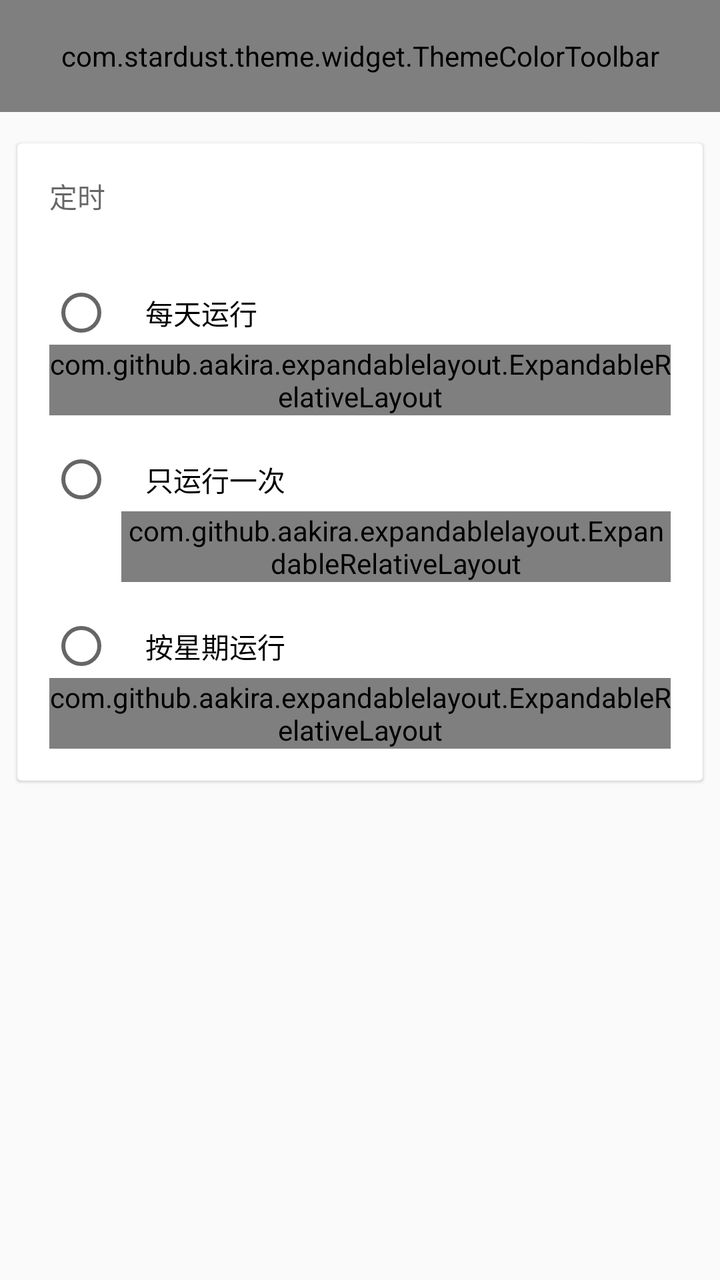
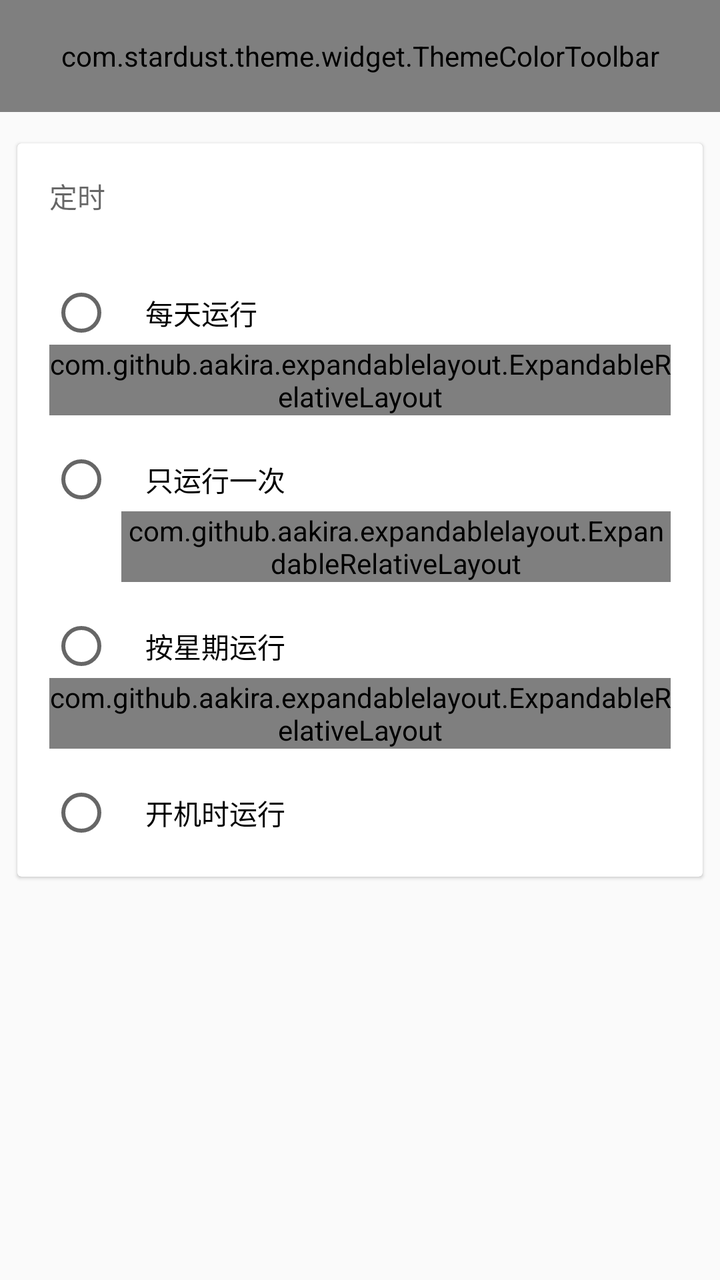

Screens rendered from an Android XML layout before and after an edit, with the pre-edit source and the edit as a unified diff.
<!-- AndroidManifest.xml: application theme AppTheme -->
<!-- res/layout/activity_timed_task_setting.xml -->
<?xml version="1.0" encoding="utf-8"?>
<LinearLayout xmlns:android="http://schemas.android.com/apk/res/android"
              xmlns:app="http://schemas.android.com/apk/res-auto"
              android:layout_width="match_parent"
              android:layout_height="match_parent"
              android:orientation="vertical">


    <android.support.design.widget.AppBarLayout
        android:layout_width="match_parent"
        android:layout_height="wrap_content"
        android:theme="@style/AppTheme.AppBarOverlay">

        <com.stardust.theme.widget.ThemeColorToolbar
            android:id="@+id/toolbar"
            android:layout_width="match_parent"
            android:layout_height="?attr/actionBarSize"
            android:background="?attr/colorPrimary"
            app:popupTheme="@style/AppTheme.PopupOverlay"/>

    </android.support.design.widget.AppBarLayout>

    <ScrollView
        android:layout_width="match_parent"
        android:layout_height="match_parent">

        <LinearLayout
            android:layout_width="match_parent"
            android:layout_height="wrap_content"
            android:orientation="vertical">


            <android.support.v7.widget.CardView
                android:layout_width="match_parent"
                android:layout_height="wrap_content"
                android:layout_marginLeft="6dp"
                android:layout_marginRight="6dp"
                android:layout_marginTop="12dp"
                app:cardBackgroundColor="@android:color/white"
                app:cardCornerRadius="2dp"
                app:cardElevation="1dp"
                app:cardUseCompatPadding="true">

                <LinearLayout
                    android:layout_width="match_parent"
                    android:layout_height="wrap_content"
                    android:orientation="vertical"
                    android:padding="16dp">

                    <TextView
                        android:layout_width="wrap_content"
                        android:layout_height="wrap_content"
                        android:layout_marginBottom="16dp"
                        android:text="@string/text_timing"
                        android:textAppearance="@style/TextAppearance.AppCompat.Body2"
                        android:textColor="?android:textColorSecondary"/>

                    <RadioGroup
                        android:id="@+id/timing_group"
                        android:layout_width="match_parent"
                        android:layout_height="wrap_content">

                        <RadioButton
                            android:id="@+id/daily_task_radio"
                            android:layout_width="match_parent"
                            android:layout_height="wrap_content"
                            android:layout_marginTop="16dp"
                            android:paddingLeft="16dp"
                            android:text="@string/text_daily_task"/>

                        <com.github.aakira.expandablelayout.ExpandableRelativeLayout
                            android:id="@+id/daily_task_relative_layout"
                            android:layout_width="match_parent"
                            android:layout_height="wrap_content"
                            app:ael_expanded="false"
                            app:ael_interpolator="fastOutSlowIn"
                            app:ael_orientation="vertical">

                            <TimePicker
                                android:id="@+id/daily_task_time_picker"
                                android:layout_width="match_parent"
                                android:layout_height="wrap_content"
                                android:timePickerMode="spinner"/>

                        </com.github.aakira.expandablelayout.ExpandableRelativeLayout>

                        <RadioButton
                            android:id="@+id/disposable_task_radio"
                            android:layout_width="match_parent"
                            android:layout_height="wrap_content"
                            android:layout_marginTop="16dp"
                            android:paddingLeft="16dp"
                            android:text="@string/text_disposable_task"/>

                        <com.github.aakira.expandablelayout.ExpandableRelativeLayout
                            android:layout_width="match_parent"
                            android:layout_height="wrap_content"
                            android:layout_marginLeft="36dp"
                            app:ael_expanded="false"
                            app:ael_interpolator="fastOutSlowIn"
                            app:ael_orientation="vertical">

                            <LinearLayout
                                android:id="@+id/disposable_task_time_container"
                                android:layout_width="match_parent"
                                android:layout_height="wrap_content"
                                android:layout_alignParentTop="true"
                                android:background="?selectableItemBackground"
                                android:gravity="center_vertical"
                                android:orientation="horizontal"
                                android:paddingBottom="6dp"
                                android:paddingTop="6dp">

                                <org.autojs.autojs.theme.widget.ThemeColorImageViewCompat
                                    android:layout_width="24dp"
                                    android:layout_height="24dp"
                                    android:layout_gravity="center_vertical"
                                    android:gravity="center"
                                    android:src="@drawable/ic_schedule_black_48dp"/>

                                <TextView
                                    android:id="@+id/disposable_task_time"
                                    android:layout_width="match_parent"
                                    android:layout_height="36dp"
                                    android:layout_marginLeft="12dp"
                                    android:gravity="center_vertical"
                                    android:textColor="#202020"
                                    android:textSize="16sp"/>
                            </LinearLayout>

                            <LinearLayout
                                android:id="@+id/disposable_task_date_container"
                                android:layout_width="match_parent"
                                android:layout_height="wrap_content"
                                android:layout_alignParentBottom="true"
                                android:layout_below="@+id/disposable_task_time_container"
                                android:background="?selectableItemBackground"
                                android:gravity="center_vertical"
                                android:orientation="horizontal"
                                android:paddingTop="6dp">

                                <org.autojs.autojs.theme.widget.ThemeColorImageViewCompat
                                    android:id="@+id/disposable_task_date_icon"
                                    android:layout_width="24dp"
                                    android:layout_height="24dp"
                                    android:layout_gravity="center_vertical"
                                    android:gravity="center"
                                    android:src="@drawable/ic_date_range_black_48dp"/>

                                <TextView
                                    android:id="@+id/disposable_task_date"
                                    android:layout_width="match_parent"
                                    android:layout_height="36dp"
                                    android:layout_marginLeft="12dp"
                                    android:gravity="center_vertical"
                                    android:textColor="#202020"
                                    android:textSize="16sp"/>
                            </LinearLayout>

                        </com.github.aakira.expandablelayout.ExpandableRelativeLayout>

                        <RadioButton
                            android:id="@+id/weekly_task_radio"
                            android:layout_width="match_parent"
                            android:layout_height="wrap_content"
                            android:layout_marginTop="16dp"
                            android:paddingLeft="16dp"
                            android:text="@string/text_weekly_task"/>

                        <com.github.aakira.expandablelayout.ExpandableRelativeLayout
                            android:layout_width="match_parent"
                            android:layout_height="wrap_content"
                            app:ael_expanded="false"
                            app:ael_interpolator="fastOutSlowIn"
                            app:ael_orientation="vertical">

                            <LinearLayout
                                android:id="@+id/weekly_task_container"
                                android:layout_width="match_parent"
                                android:layout_height="wrap_content"
                                android:orientation="vertical">

                                <TimePicker
                                    android:id="@+id/weekly_task_time_picker"
                                    android:layout_width="match_parent"
                                    android:layout_height="wrap_content"
                                    android:timePickerMode="spinner"/>


                                <LinearLayout
                                    android:layout_width="match_parent"
                                    android:layout_height="wrap_content"
                                    android:layout_marginLeft="25dp"
                                    android:orientation="horizontal"
                                    android:weightSum="4">

                                    <CheckBox
                                        android:layout_width="0dp"
                                        android:layout_height="wrap_content"
                                        android:layout_weight="1"
                                        android:text="@string/text_day1"/>

                                    <CheckBox
                                        android:layout_width="0dp"
                                        android:layout_height="wrap_content"
                                        android:layout_weight="1"
                                        android:text="@string/text_day2"/>

                                    <CheckBox
                                        android:layout_width="0dp"
                                        android:layout_height="wrap_content"
                                        android:layout_weight="1"
                                        android:text="@string/text_day3"/>

                                    <CheckBox
                                        android:layout_width="0dp"
                                        android:layout_height="wrap_content"
                                        android:layout_weight="1"
                                        android:text="@string/text_day4"/>
                                </LinearLayout>


                                <LinearLayout
                                    android:layout_width="match_parent"
                                    android:layout_height="wrap_content"
                                    android:layout_marginLeft="25dp"
                                    android:orientation="horizontal"
                                    android:weightSum="4">

                                    <CheckBox
                                        android:layout_width="0dp"
                                        android:layout_height="wrap_content"
                                        android:layout_weight="1"
                                        android:text="@string/text_day5"/>

                                    <CheckBox
                                        android:layout_width="0dp"
                                        android:layout_height="wrap_content"
                                        android:layout_weight="1"
                                        android:text="@string/text_day6"/>

                                    <CheckBox
                                        android:layout_width="0dp"
                                        android:layout_height="wrap_content"
                                        android:layout_weight="1"
                                        android:text="@string/text_day7"/>

                                </LinearLayout>

                            </LinearLayout>


                        </com.github.aakira.expandablelayout.ExpandableRelativeLayout>

                    </RadioGroup>
                </LinearLayout>

            </android.support.v7.widget.CardView>
        </LinearLayout>
    </ScrollView>

</LinearLayout>
<!-- resources referenced by this layout -->
<resources>
  <!-- drawable ic_date_range_black_48dp: png bitmap (drawable-hdpi, 249 bytes) -->
  <!-- drawable ic_schedule_black_48dp: png bitmap (drawable-hdpi, 1029 bytes) -->
  <string name="text_daily_task">每天运行</string>
  <string name="text_day1">一</string>
  <string name="text_day2">二</string>
  <string name="text_day3">三</string>
  <string name="text_day4">四</string>
  <string name="text_day5">五</string>
  <string name="text_day6">六</string>
  <string name="text_day7">日</string>
  <string name="text_disposable_task">只运行一次</string>
  <string name="text_timing">定时</string>
  <string name="text_weekly_task">按星期运行</string>
  <style name="AppTheme.AppBarOverlay" parent="ThemeOverlay.AppCompat.Dark.ActionBar" />
  <style name="AppTheme.PopupOverlay" parent="ThemeOverlay.AppCompat.Dark.ActionBar" />
  <style name="AppTheme" parent="Theme.AppCompat.Light.NoActionBar">
          <item name="colorPrimary">@color/colorPrimary</item>
          <item name="colorPrimaryDark">@color/colorPrimaryDark</item>
          <item name="colorAccent">@color/colorAccent</item>
  
      </style>
  <color name="colorPrimary">#009688</color>
  <color name="colorPrimaryDark">#009688</color>
  <color name="colorAccent">#03a9f4</color>
</resources>

<!-- the commit's change to res/layout/activity_timed_task_setting.xml (unified diff, before → after) -->
@@ -252,6 +252,13 @@
 
                         </com.github.aakira.expandablelayout.ExpandableRelativeLayout>
 
+                        <RadioButton
+                            android:id="@+id/run_on_boot_radio"
+                            android:layout_width="match_parent"
+                            android:layout_height="wrap_content"
+                            android:layout_marginTop="16dp"
+                            android:paddingLeft="16dp"
+                            android:text="@string/text_run_on_boot"/>
                     </RadioGroup>
                 </LinearLayout>
 
<!-- resource entries referenced after the edit -->
@@ -11,6 +11,7 @@
   <string name="text_day6">六</string>
   <string name="text_day7">日</string>
   <string name="text_disposable_task">只运行一次</string>
+  <string name="text_run_on_boot">开机时运行</string>
   <string name="text_timing">定时</string>
   <string name="text_weekly_task">按星期运行</string>
   <style name="AppTheme.AppBarOverlay" parent="ThemeOverlay.AppCompat.Dark.ActionBar" />
